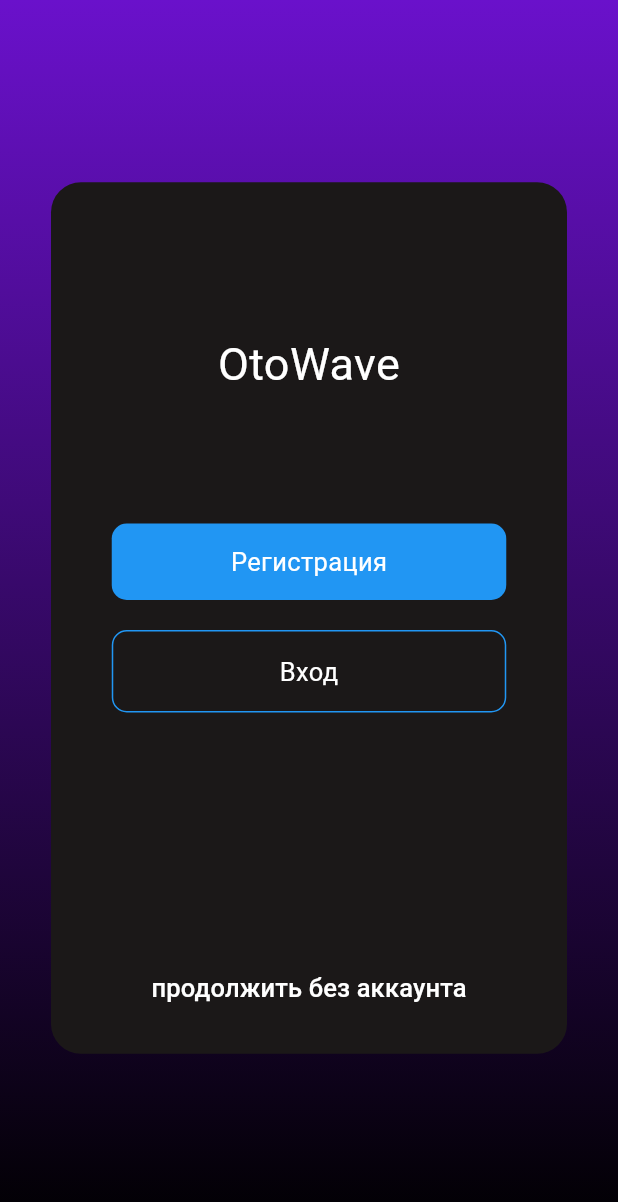
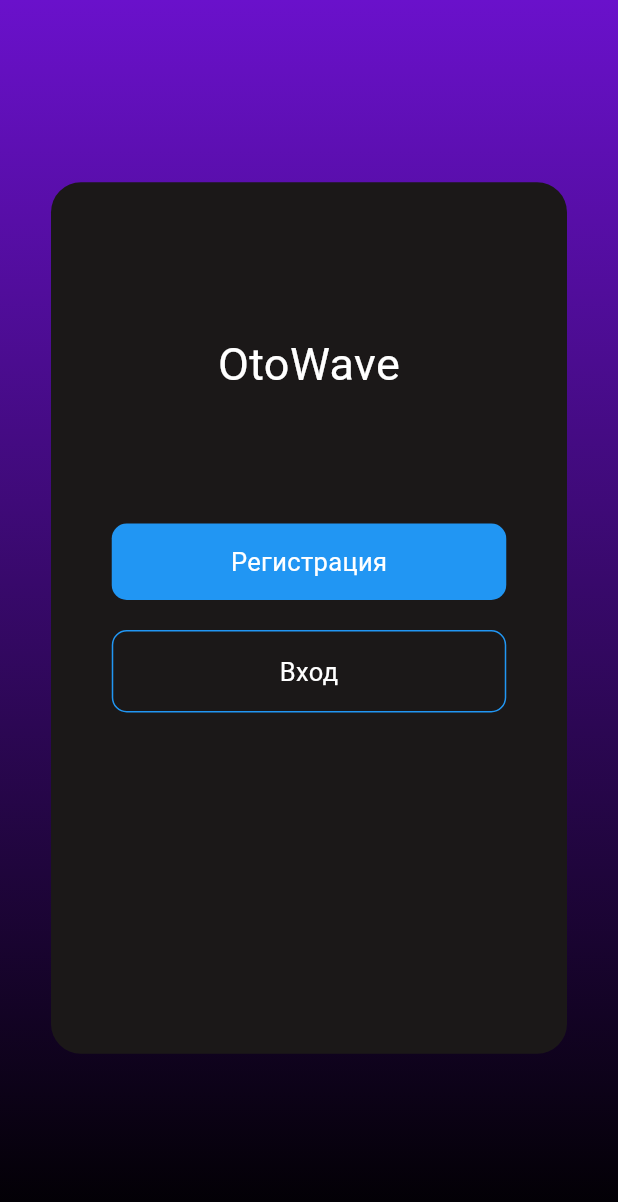
Before and after one commit to Sgale952/OtoWaveApp, a Flutter app: the screen it shows after launch, on a phone screen of 412 x 824 dp. Shown: the top 1202 px of the screen. Run offline on Flutter 3.47's test engine with Material 3 defaults, Android fonts, the phone set to English and light mode, and no system bars; Roboto replaces fonts that are missing (Inter-Medium).

Commit message:
удалил кнопку "продожить без аккаунта"

```diff
--- a/lib/MainScreen.dart
+++ b/lib/MainScreen.dart
@@ -141,25 +141,6 @@ class _MainScreenState extends State<MainScreen> {
               ],
             ),
           ),
-          Align(
-            alignment: Alignment.bottomCenter,
-            child: Padding(
-              padding: const EdgeInsets.only(bottom: 20),
-              child: TextButton(
-                onPressed: () {
-                  // Действие при нажатии на кнопку "продолжить без аккаунта"
-                },
-                child: Text(
-                  'продолжить без аккаунта',
-                  style: TextStyle(
-                    color: Colors.white,
-                    fontSize: 17,
-                    fontFamily: 'Inter-Medium',
-                  ),
-                ),
-              ),
-            ),
-          ),
         ],
       ),
     );
```
